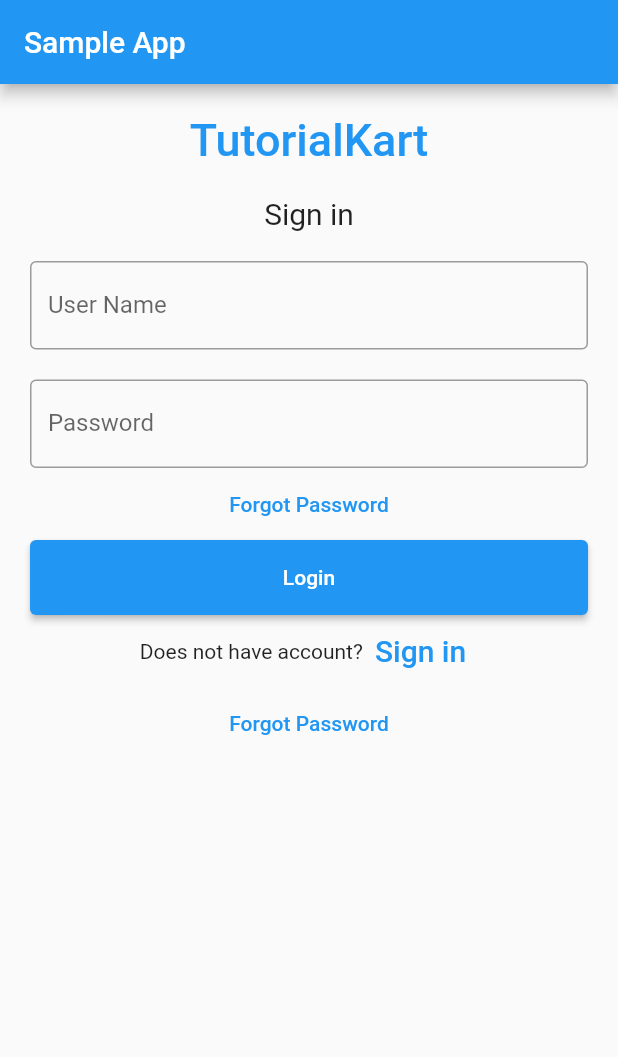
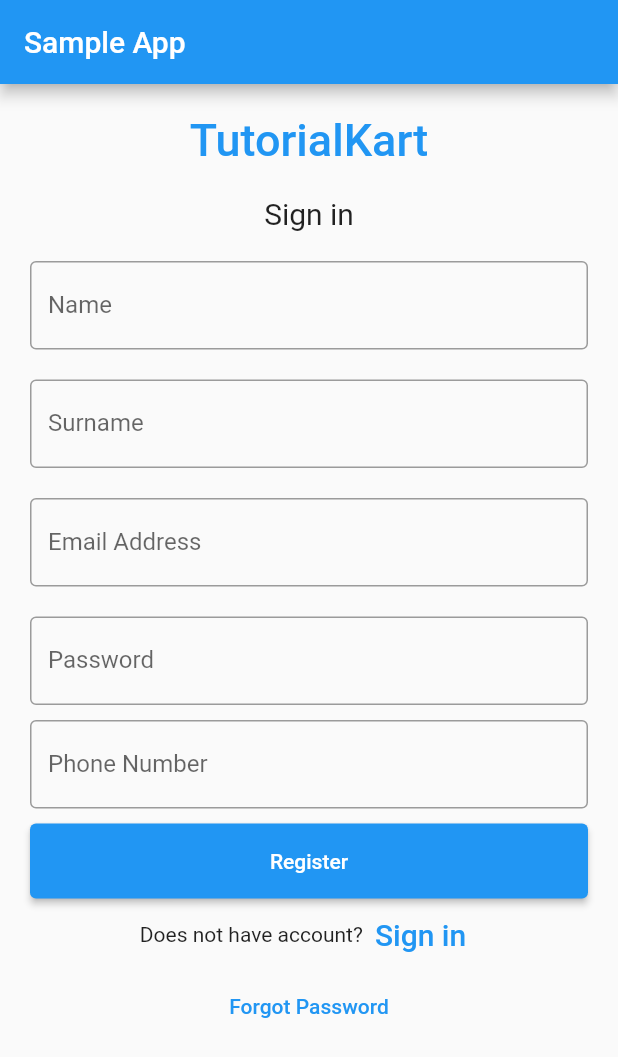
Before and after one commit to AbuHamzaCode/apti-services, a Flutter app: the screen it shows after launch, on a phone screen of 412 x 824 dp. Shown: the top 1057 px of the screen. Run offline on Flutter 3.47's test engine with Material 2 defaults, Android fonts, the phone set to English and light mode, and no system bars; our stand-ins replace dio.

```diff
--- a/lib/main.dart
+++ b/lib/main.dart
@@ -1,3 +1,4 @@
+import 'package:apti_service/interfaces/login_interface.dart';
 import 'package:apti_service/services/api_service.dart';
 import 'package:dio/dio.dart';
 import 'package:flutter/material.dart';
@@ -31,7 +32,11 @@ class MyStatefulWidget extends StatefulWidget {
 class _MyStatefulWidgetState extends State<MyStatefulWidget> {
   TextEditingController nameController = TextEditingController();
   TextEditingController passwordController = TextEditingController();
-  Api service = Api();
+  TextEditingController surnameController = TextEditingController();
+  TextEditingController emailAddressController = TextEditingController();
+  TextEditingController phoneNumberController = TextEditingController();
+
+  final Api service = Api();
 
   @override
   Widget build(BuildContext context) {
@@ -62,7 +67,27 @@ class _MyStatefulWidgetState extends State<MyStatefulWidget> {
                 controller: nameController,
                 decoration: const InputDecoration(
                   border: OutlineInputBorder(),
-                  labelText: 'User Name',
+                  labelText: 'Name',
+                ),
+              ),
+            ),
+            Container(
+              padding: const EdgeInsets.all(10),
+              child: TextField(
+                controller: surnameController,
+                decoration: const InputDecoration(
+                  border: OutlineInputBorder(),
+                  labelText: 'Surname',
+                ),
+              ),
+            ),
+            Container(
+              padding: const EdgeInsets.all(10),
+              child: TextField(
+                controller: emailAddressController,
+                decoration: const InputDecoration(
+                  border: OutlineInputBorder(),
+                  labelText: 'Email Address',
                 ),
               ),
             ),
@@ -77,29 +102,31 @@ class _MyStatefulWidgetState extends State<MyStatefulWidget> {
                 ),
               ),
             ),
-            TextButton(
-              onPressed: () {
-
-              },
-              child: const Text('Forgot Password',),
+            Container(
+              padding: const EdgeInsets.all(10),
+              child: TextField(
+                controller: phoneNumberController,
+                decoration: const InputDecoration(
+                  border: OutlineInputBorder(),
+                  labelText: 'Phone Number',
+                ),
+              ),
             ),
             Container(
                 height: 50,
                 padding: const EdgeInsets.fromLTRB(10, 0, 10, 0),
                 child: ElevatedButton(
-                  child: const Text('Login'),
+                  child: const Text('Register'),
                   onPressed: () {
-                    print(nameController.text);
-                    print(passwordController.text);
-                    dynamic response = service.login(nameController.text, passwordController.text);
-                   if (response['ErrorCode'] == null) {
-                     print('Success');
-                   }else{
-                     print('Error');
-                   }
+                   dynamic response = service.register(
+                        nameController.text,
+                        surnameController.text,
+                        emailAddressController.text,
+                        passwordController.text,
+                        phoneNumberController.text);
+                   print(response.toString());
                   },
-                )
-            ),
+                )),
             Row(
               children: <Widget>[
                 const Text('Does not have account?'),
@@ -116,10 +143,10 @@ class _MyStatefulWidgetState extends State<MyStatefulWidget> {
               mainAxisAlignment: MainAxisAlignment.center,
             ),
             TextButton(
-              onPressed: () {
-
-              },
-              child: const Text('Forgot Password',),
+              onPressed: () {},
+              child: const Text(
+                'Forgot Password',
+              ),
             ),
           ],
         ));
--- /dev/null
+++ b/lib/models/register_response.dart
@@ -0,0 +1,11 @@
+class RegisterResponse {
+
+  bool? canLogin;
+
+  RegisterResponse({this.canLogin});
+
+  @override
+  String toString() {
+    return 'RegisterResponse{canLogin: $canLogin}';
+  }
+}
--- a/pubspec.yaml
+++ b/pubspec.yaml
@@ -32,6 +32,8 @@ dependencies:
   dio:
   bloc:
   flutter_bloc:
+  http:
+  json_annotation:
   # The following adds the Cupertino Icons font to your application.
   # Use with the CupertinoIcons class for iOS style icons.
   cupertino_icons: ^1.0.2
@@ -39,7 +41,9 @@ dependencies:
 dev_dependencies:
   flutter_test:
     sdk: flutter
-
+  json_model:
+  build_runner:
+  json_serializable:
   # The "flutter_lints" package below contains a set of recommended lints to
   # encourage good coding practices. The lint set provided by the package is
   # activated in the `analysis_options.yaml` file located at the root of your
```
Also changed, not shown: lib/interfaces/login_interface.dart (added, +21 -0 lines), lib/models/login_response_error.dart (added, +8 -0 lines), lib/models/login_response_success.dart (added, +44 -0 lines), lib/models/register_request.dart (added, +32 -0 lines), lib/services/api_service.dart (+45 -12 lines), pubspec.lock.
